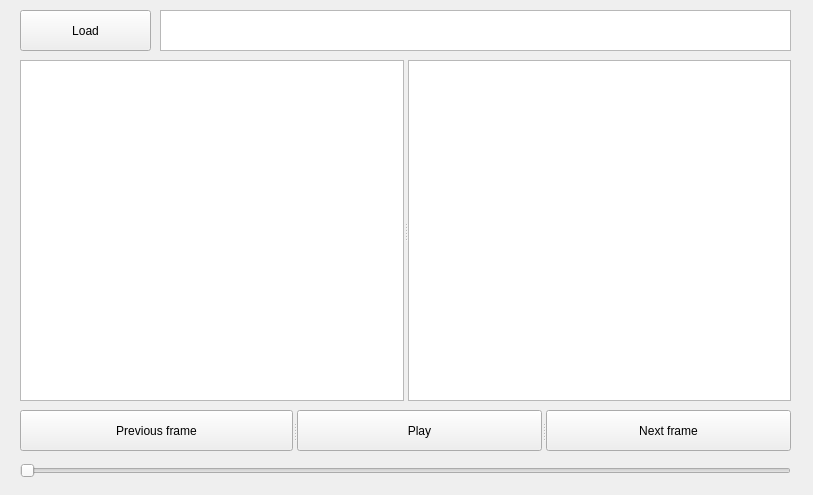
Qt form ui/interface.ui (kraizette/ONIplayer) before a commit.
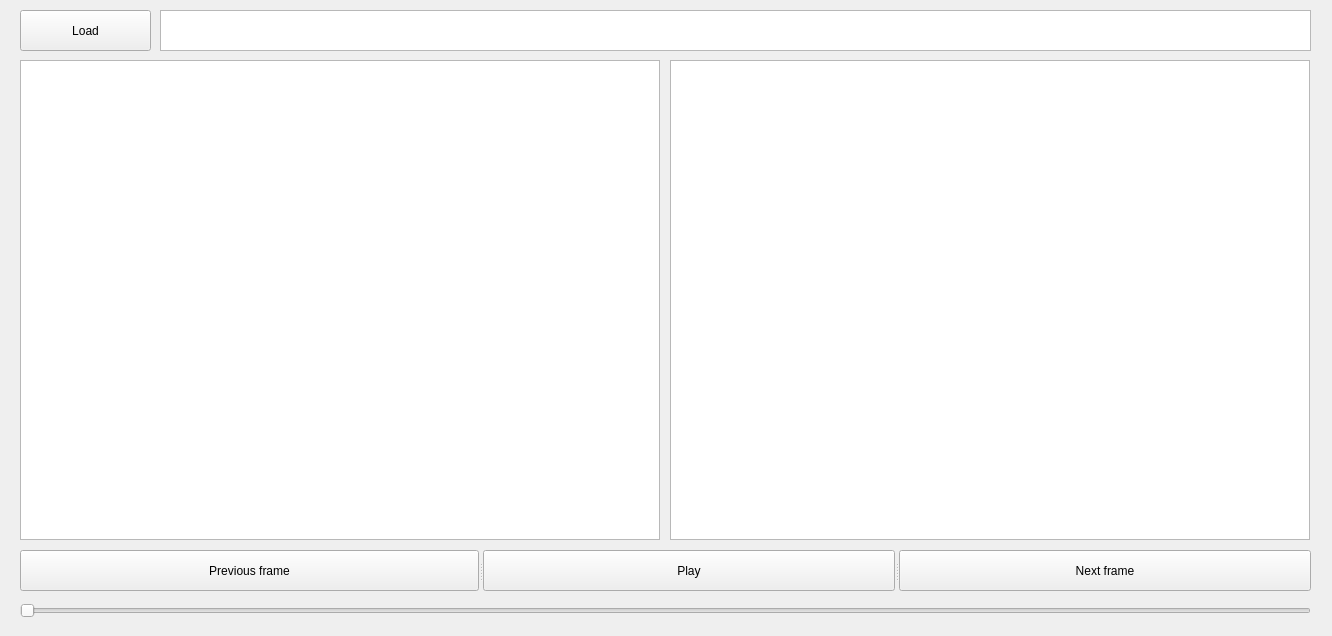
The same form after that commit.

The edit to the form file:
```diff
--- a/ui/interface.ui
+++ b/ui/interface.ui
@@ -6,8 +6,8 @@
    <rect>
     <x>0</x>
     <y>0</y>
-    <width>813</width>
-    <height>495</height>
+    <width>1332</width>
+    <height>636</height>
    </rect>
   </property>
   <property name="font">
@@ -18,33 +18,12 @@
   <property name="windowTitle">
    <string>Form</string>
   </property>
-  <widget class="QWidget" name="horizontalLayoutWidget">
-   <property name="geometry">
-    <rect>
-     <x>20</x>
-     <y>60</y>
-     <width>771</width>
-     <height>341</height>
-    </rect>
-   </property>
-   <layout class="QHBoxLayout" name="horizontalLayout">
-    <item>
-     <widget class="QSplitter" name="splitter">
-      <property name="orientation">
-       <enum>Qt::Horizontal</enum>
-      </property>
-      <widget class="QGraphicsView" name="colorView"/>
-      <widget class="QGraphicsView" name="dephView"/>
-     </widget>
-    </item>
-   </layout>
-  </widget>
   <widget class="QSlider" name="timeSlider">
    <property name="geometry">
     <rect>
      <x>20</x>
-     <y>460</y>
-     <width>771</width>
+     <y>600</y>
+     <width>1291</width>
      <height>22</height>
     </rect>
    </property>
@@ -69,8 +48,8 @@
    <property name="geometry">
     <rect>
      <x>20</x>
-     <y>410</y>
-     <width>771</width>
+     <y>550</y>
+     <width>1291</width>
      <height>41</height>
     </rect>
    </property>
@@ -98,7 +77,7 @@
     <rect>
      <x>160</x>
      <y>10</y>
-     <width>631</width>
+     <width>1151</width>
      <height>41</height>
     </rect>
    </property>
@@ -106,6 +85,26 @@
     <string notr="true"/>
    </property>
   </widget>
+  <widget class="QGraphicsView" name="colorView">
+   <property name="geometry">
+    <rect>
+     <x>20</x>
+     <y>60</y>
+     <width>640</width>
+     <height>480</height>
+    </rect>
+   </property>
+  </widget>
+  <widget class="QGraphicsView" name="dephView">
+   <property name="geometry">
+    <rect>
+     <x>670</x>
+     <y>60</y>
+     <width>640</width>
+     <height>480</height>
+    </rect>
+   </property>
+  </widget>
  </widget>
  <resources/>
  <connections/>
```
